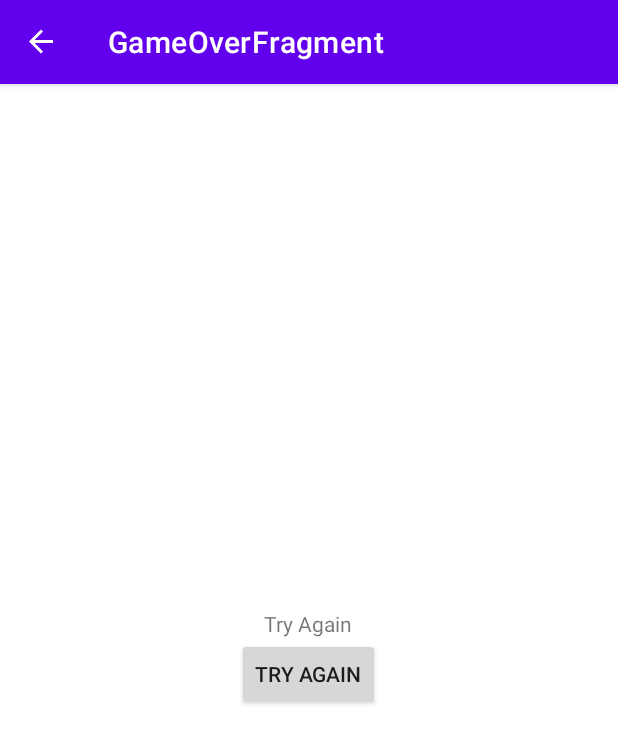
After one commit to SOPT-HouseParty/YoungJin, an Android app: the GameOverFragment screen opened through its navigation route, on a phone screen of 412 x 824 dp. The commit adds this screen. Shown: the top 743 px of the screen. Run offline under Robolectric (Android 15) with nearby library versions, the phone set to English and light mode, and no system bars; our stand-ins replace data binding, navigation-ui.

Commit message:
[feat] Navigation 실습 중

```diff
--- a/app/src/main/AndroidManifest.xml
+++ b/app/src/main/AndroidManifest.xml
@@ -15,9 +15,6 @@
         tools:targetApi="31">
         <activity
             android:name=".MainActivity"
-            android:exported="false" />
-        <activity
-            android:name=".ColorMyViewExampleActivity"
             android:exported="true">
             <intent-filter>
                 <action android:name="android.intent.action.MAIN" />
--- /dev/null
+++ b/app/src/main/java/org/sopt/diceroller/GameOverFragment.kt
@@ -0,0 +1,21 @@
+package org.sopt.diceroller
+
+import android.os.Bundle
+import android.view.View
+import androidx.navigation.fragment.findNavController
+import org.sopt.diceroller.base.BaseFragment
+import org.sopt.diceroller.databinding.FragmentGameOverBinding
+
+class GameOverFragment : BaseFragment<FragmentGameOverBinding>(R.layout.fragment_game_over) {
+    override fun onViewCreated(view: View, savedInstanceState: Bundle?) {
+        super.onViewCreated(view, savedInstanceState)
+
+        initLayout()
+    }
+
+    private fun initLayout() {
+        binding.tryAgainButton.setOnClickListener {
+            findNavController().navigate(R.id.action_gameOverFragment_to_gameFragment)
+        }
+    }
+}
--- a/app/src/main/java/org/sopt/diceroller/MainActivity.kt
+++ b/app/src/main/java/org/sopt/diceroller/MainActivity.kt
@@ -1,37 +1,29 @@
 package org.sopt.diceroller
 
-import android.content.Context
 import android.os.Bundle
-import android.view.View
-import android.view.inputmethod.InputMethodManager
-import androidx.appcompat.app.AppCompatActivity
-import androidx.databinding.DataBindingUtil
+import androidx.navigation.NavController
+import androidx.navigation.findNavController
+import androidx.navigation.fragment.NavHostFragment
+import androidx.navigation.ui.NavigationUI
+import org.sopt.diceroller.base.BaseActivity
 import org.sopt.diceroller.databinding.ActivityMainBinding
 
-class MainActivity : AppCompatActivity() {
-    private lateinit var binding: ActivityMainBinding
-    private val myName = MyName("youngjin choi", "oznnni")
+class MainActivity : BaseActivity<ActivityMainBinding>(R.layout.activity_main) {
+    lateinit var navController: NavController
+
     override fun onCreate(savedInstanceState: Bundle?) {
         super.onCreate(savedInstanceState)
-        binding = DataBindingUtil.setContentView(this, R.layout.activity_main)
-        binding.myName = myName
 
-        binding.doneButton.setOnClickListener {
-            addNickname(it)
-        }
+        initLayout()
     }
 
-    private fun addNickname(view: View) {
-        binding.apply {
-            nicknameText.text = nicknameEdit.text
-            nicknameEdit.visibility = View.GONE
-            view.visibility = View.GONE
-            nicknameText.visibility = View.VISIBLE
+    private fun initLayout() {
+        val navHostFragment = supportFragmentManager.findFragmentById(R.id.nav_host_fragment) as NavHostFragment
+        navController = navHostFragment.navController
+        NavigationUI.setupActionBarWithNavController(this, navController)
+    }
 
-        }
-
-        // Hide the keyboard.
-        val imm = getSystemService(Context.INPUT_METHOD_SERVICE) as InputMethodManager
-        imm.hideSoftInputFromWindow(view.windowToken, 0)
+    override fun onSupportNavigateUp(): Boolean {
+        return navController.navigateUp()
     }
 }
--- /dev/null
+++ b/app/src/main/java/org/sopt/diceroller/TitleFragment.kt
@@ -0,0 +1,21 @@
+package org.sopt.diceroller
+
+import android.os.Bundle
+import android.view.View
+import androidx.navigation.fragment.findNavController
+import org.sopt.diceroller.base.BaseFragment
+import org.sopt.diceroller.databinding.FragmentTitleBinding
+
+class TitleFragment : BaseFragment<FragmentTitleBinding>(R.layout.fragment_title) {
+    override fun onViewCreated(view: View, savedInstanceState: Bundle?) {
+        super.onViewCreated(view, savedInstanceState)
+
+        initLayout()
+    }
+
+    private fun initLayout() {
+        binding.playButton.setOnClickListener {
+            findNavController().navigate(R.id.action_titleFragment_to_gameFragment)
+        }
+    }
+}
--- a/app/src/main/res/layout/activity_color_my_view_example.xml
+++ b/app/src/main/res/layout/activity_color_my_view_example.xml
@@ -8,7 +8,7 @@
         android:layout_width="match_parent"
         android:layout_height="match_parent"
         android:orientation="vertical"
-        tools:context=".MainActivity">
+        tools:context=".LayoutExampleActivity">
 
         <TextView
             android:id="@+id/box_one_text"
--- a/app/src/main/res/layout/activity_main.xml
+++ b/app/src/main/res/layout/activity_main.xml
@@ -3,77 +3,19 @@
     xmlns:app="http://schemas.android.com/apk/res-auto"
     xmlns:tools="http://schemas.android.com/tools">
 
-    <data>
-
-        <variable
-            name="myName"
-            type="org.sopt.diceroller.MyName" />
-    </data>
-
     <LinearLayout
         android:layout_width="match_parent"
         android:layout_height="match_parent"
-        android:layout_gravity="center_vertical"
         android:orientation="vertical"
         tools:context=".MainActivity">
 
-        <TextView
-            android:id="@+id/name_text"
-            style="@style/nameStyle"
+        <androidx.fragment.app.FragmentContainerView
+            android:id="@+id/nav_host_fragment"
+            android:name="androidx.navigation.fragment.NavHostFragment"
             android:layout_width="match_parent"
-            android:layout_height="wrap_content"
-            android:text="@{myName.nickname}"
-            android:textAlignment="center" />
+            android:layout_height="match_parent"
+            app:defaultNavHost="true"
+            app:navGraph="@navigation/navigation" />
 
-        <EditText
-            android:id="@+id/nickname_edit"
-            android:layout_width="match_parent"
-            android:layout_height="wrap_content"
-            android:ems="10"
-            android:hint="@string/what_is_your_nickname"
-            android:inputType="textPersonName"
-            android:text="@string/name"
-            android:textAlignment="center" />
-
-        <Button
-            android:id="@+id/done_button"
-            style="@style/Widget.AppCompat.Button.Colored"
-            android:layout_width="wrap_content"
-            android:layout_height="wrap_content"
-            android:layout_gravity="center_horizontal"
-            android:layout_marginTop="@dimen/layout_margin"
-            android:fontFamily="@font/roboto"
-            android:text="@string/done" />
-
-        <TextView
-            android:id="@+id/nickname_text"
-            style="@style/nameStyle"
-            android:layout_width="match_parent"
-            android:layout_height="wrap_content"
-            android:textAlignment="center"
-            android:visibility="gone" />
-
-        <ImageView
-            android:id="@+id/star_image"
-            android:layout_width="match_parent"
-            android:layout_height="wrap_content"
-            android:layout_marginTop="@dimen/layout_margin"
-            android:contentDescription="@string/yellow_star"
-            app:srcCompat="@android:drawable/btn_star_big_on" />
-
-        <ScrollView
-            android:id="@+id/bio_scroll"
-            android:layout_width="match_parent"
-            android:layout_height="match_parent">
-
-            <TextView
-                android:id="@+id/textView2"
-                style="@style/nameStyle"
-                android:layout_width="match_parent"
-                android:layout_height="wrap_content"
-                android:lineSpacingMultiplier="1.2"
-                android:paddingHorizontal="@dimen/padding"
-                android:text="@string/bio" />
-        </ScrollView>
     </LinearLayout>
 </layout>
--- /dev/null
+++ b/app/src/main/res/layout/fragment_game_over.xml
@@ -0,0 +1,23 @@
+<?xml version="1.0" encoding="utf-8"?>
+<layout xmlns:android="http://schemas.android.com/apk/res/android"
+    xmlns:tools="http://schemas.android.com/tools">
+
+    <LinearLayout
+        android:layout_width="match_parent"
+        android:layout_height="match_parent"
+        android:orientation="vertical"
+        android:gravity="center"
+        tools:context=".GameOverFragment">
+
+        <TextView
+            android:layout_width="wrap_content"
+            android:layout_height="wrap_content"
+            android:text="@string/try_again" />
+
+        <androidx.appcompat.widget.AppCompatButton
+            android:id="@+id/try_again_button"
+            android:layout_width="wrap_content"
+            android:layout_height="wrap_content"
+            android:text="@string/try_again" />
+    </LinearLayout>
+</layout>
--- /dev/null
+++ b/app/src/main/res/navigation/navigation.xml
@@ -0,0 +1,52 @@
+<?xml version="1.0" encoding="utf-8"?>
+<navigation xmlns:android="http://schemas.android.com/apk/res/android"
+    xmlns:app="http://schemas.android.com/apk/res-auto"
+    android:id="@+id/navigation"
+    app:startDestination="@id/titleFragment">
+
+    <fragment
+        android:id="@+id/titleFragment"
+        android:name="org.sopt.diceroller.TitleFragment"
+        android:label="TitleFragment" >
+        <action
+            android:id="@+id/action_titleFragment_to_gameFragment"
+            app:destination="@id/gameFragment" />
+    </fragment>
+    <fragment
+        android:id="@+id/gameFragment"
+        android:name="org.sopt.diceroller.GameFragment"
+        android:label="GameFragment" >
+        <action
+            android:id="@+id/action_gameFragment_to_gameOverFragment"
+            app:destination="@id/gameOverFragment"
+            app:popUpTo="@id/gameFragment"
+            app:popUpToInclusive="true" />
+        <action
+            android:id="@+id/action_gameFragment_to_gameWonFragment"
+            app:destination="@id/gameWonFragment"
+            app:popUpTo="@id/gameFragment"
+            app:popUpToInclusive="true" />
+    </fragment>
+    <fragment
+        android:id="@+id/gameWonFragment"
+        android:name="org.sopt.diceroller.GameWonFragment"
+        android:label="GameWonFragment" >
+        <action
+            android:id="@+id/action_gameWonFragment_to_gameFragment"
+            app:destination="@id/gameFragment"
+            app:popUpTo="@id/titleFragment" />
+    </fragment>
+    <fragment
+        android:id="@+id/gameOverFragment"
+        android:name="org.sopt.diceroller.GameOverFragment"
+        android:label="GameOverFragment" >
+        <action
+            android:id="@+id/action_gameOverFragment_to_gameFragment"
+            app:destination="@id/gameFragment"
+            app:popUpTo="@id/titleFragment" />
+    </fragment>
+    <activity
+        android:id="@+id/layoutExampleActivity"
+        android:name="org.sopt.diceroller.LayoutExampleActivity"
+        android:label="LayoutExampleActivity" />
+</navigation>
--- a/app/src/main/res/values/strings.xml
+++ b/app/src/main/res/values/strings.xml
@@ -12,4 +12,9 @@
     <string name="box_three">Box three</string>
     <string name="box_four">Box four</string>
     <string name="box_five">Box five</string>
+    <string name="play">play</string>
+    <string name="try_again">Try Again</string>
+    <string name="congratulations">Congratulations!</string>
+    <string name="won">won</string>
+    <string name="over">over</string>
 </resources>
```
Also changed, not shown: app/src/main/java/org/sopt/diceroller/GameFragment.kt (added, +28 -0 lines), app/src/main/java/org/sopt/diceroller/GameWonFragment.kt (added, +21 -0 lines), app/src/main/java/org/sopt/diceroller/LayoutExampleActivity.kt (added, +37 -0 lines), app/src/main/res/layout/activity_layout_example.xml (added, +79 -0 lines), app/src/main/res/layout/fragment_game.xml (added, +22 -0 lines), app/src/main/res/layout/fragment_game_won.xml (added, +23 -0 lines), app/src/main/res/layout/fragment_title.xml (added, +18 -0 lines), app/src/main/res/menu/overflow_menu.xml (added, +7 -0 lines).
